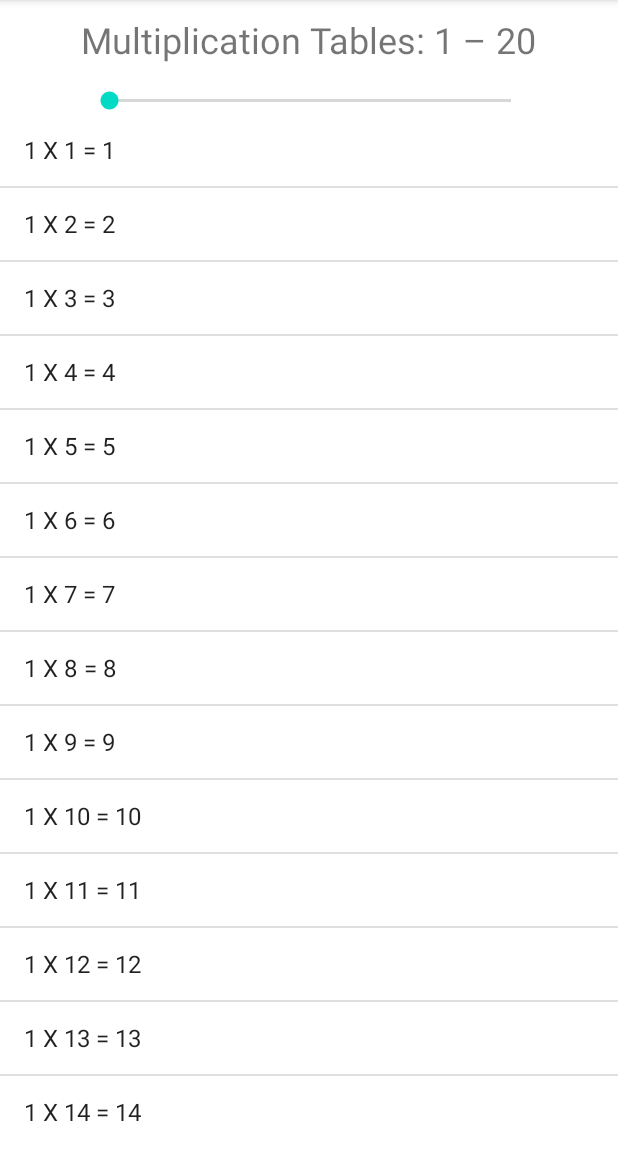
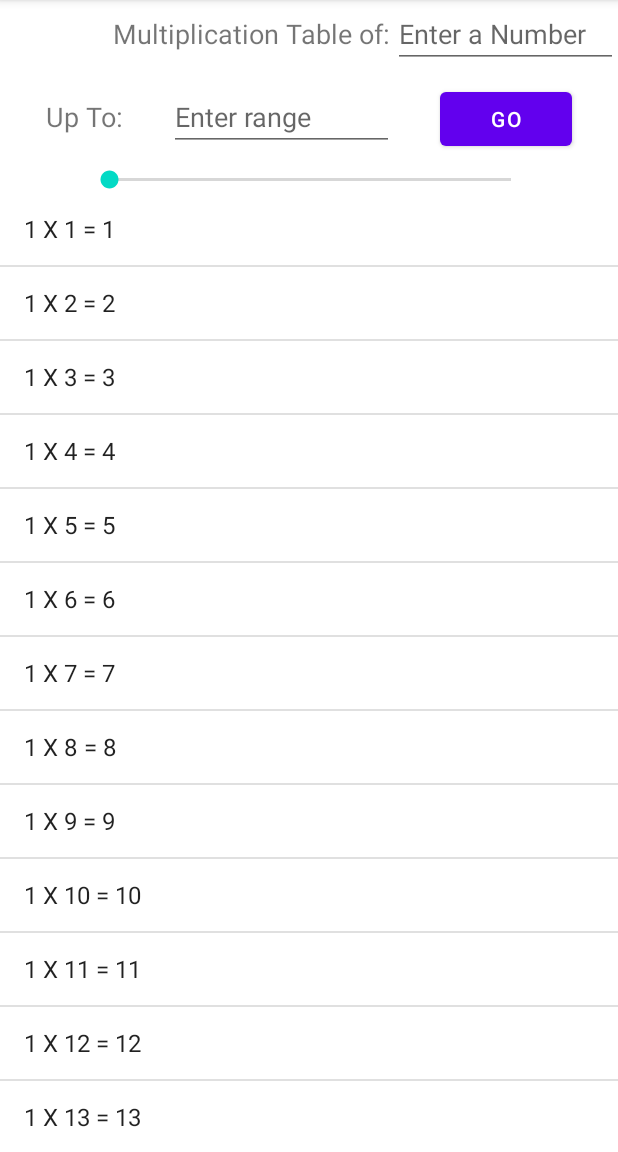
Before and after one commit to Aman1597/SeekTables, an Android app: the screen it shows after launch (MainActivity), on a phone screen of 412 x 824 dp, the part 84-1236 px from its top. Run offline under Robolectric (Android 15) with nearby library versions, the phone set to English and light mode, and no system bars.

Commit message:
UI Updated for next update

```diff
--- a/app/src/main/res/layout/activity_main.xml
+++ b/app/src/main/res/layout/activity_main.xml
@@ -21,21 +21,63 @@
         android:id="@+id/seekBar"
         android:layout_width="300dp"
         android:layout_height="wrap_content"
-        android:layout_marginTop="15dp"
+        android:layout_marginTop="10dp"
         app:layout_constraintEnd_toEndOf="parent"
         app:layout_constraintHorizontal_bias="0.504"
         app:layout_constraintStart_toStartOf="parent"
-        app:layout_constraintTop_toBottomOf="@+id/textView2" />
+        app:layout_constraintTop_toBottomOf="@id/editTextNumber2" />
 
     <TextView
         android:id="@+id/textView2"
+        android:layout_width="0dp"
+        android:layout_height="wrap_content"
+        android:layout_marginEnd="2dp"
+        android:layout_marginRight="2dp"
+        android:text="@string/heading"
+        android:textSize="18sp"
+        app:layout_constraintBaseline_toBaselineOf="@+id/editTextNumber"
+        app:layout_constraintEnd_toStartOf="@+id/editTextNumber"
+        app:layout_constraintLeft_toLeftOf="parent" />
+
+    <EditText
+        android:id="@+id/editTextNumber"
+        android:layout_width="150dp"
+        android:layout_height="wrap_content"
+        android:ems="10"
+        android:hint="@string/hint1"
+        android:inputType="number"
+        app:layout_constraintEnd_toEndOf="parent"
+        app:layout_constraintTop_toTopOf="parent" />
+
+    <TextView
+        android:id="@+id/textView"
         android:layout_width="wrap_content"
         android:layout_height="wrap_content"
+        android:text="@string/heading2"
+        android:textSize="18sp"
+        app:layout_constraintBaseline_toBaselineOf="@+id/editTextNumber2"
+        app:layout_constraintEnd_toStartOf="@+id/editTextNumber2"
+        app:layout_constraintStart_toStartOf="parent" />
+
+    <EditText
+        android:id="@+id/editTextNumber2"
+        android:layout_width="150dp"
+        android:layout_height="wrap_content"
         android:layout_marginTop="10dp"
-        android:text="@string/heading"
-        android:textSize="24sp"
-        app:layout_constraintLeft_toLeftOf="parent"
-        app:layout_constraintRight_toRightOf="parent"
-        app:layout_constraintTop_toTopOf="parent" />
+        android:ems="10"
+        android:hint="@string/hint2"
+        android:inputType="number"
+        app:layout_constraintEnd_toStartOf="@id/button"
+        app:layout_constraintStart_toEndOf="@id/textView"
+        app:layout_constraintTop_toBottomOf="@+id/editTextNumber" />
+
+    <Button
+        android:id="@+id/button"
+        android:layout_width="wrap_content"
+        android:layout_height="wrap_content"
+        android:text="Go"
+        app:layout_constraintBaseline_toBaselineOf="@+id/editTextNumber2"
+        app:layout_constraintEnd_toEndOf="parent"
+        app:layout_constraintStart_toEndOf="@id/editTextNumber2" />
 
 </androidx.constraintlayout.widget.ConstraintLayout>
--- a/app/src/main/res/values/strings.xml
+++ b/app/src/main/res/values/strings.xml
@@ -1,4 +1,8 @@
 <resources>
     <string name="app_name">Seek Tables</string>
-    <string name="heading">Multiplication Tables: 1 &#8211; 20</string>
+    <string name="headingEX">Multiplication Tables: 1 &#8211; 20</string>
+    <string name="heading">Multiplication Table of: </string>
+    <string name="heading2">Up To:</string>
+    <string name="hint1">Enter a Number</string>
+    <string name="hint2">Enter range</string>
 </resources>
```
Also changed, not shown: app/src/main/java/com/example/seektables/MainActivity.java (+21 -0 lines).
